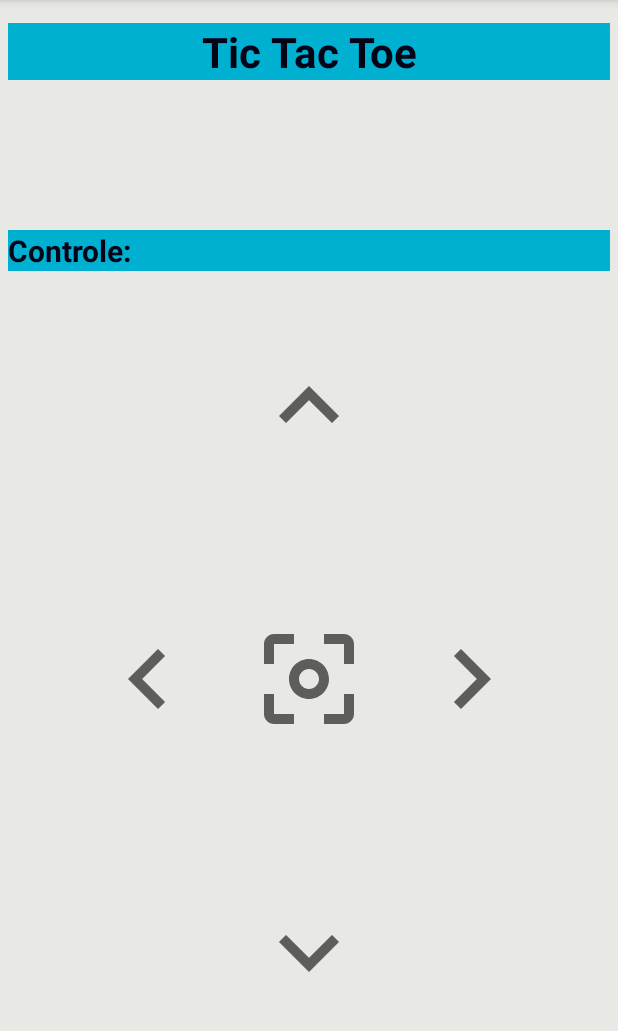
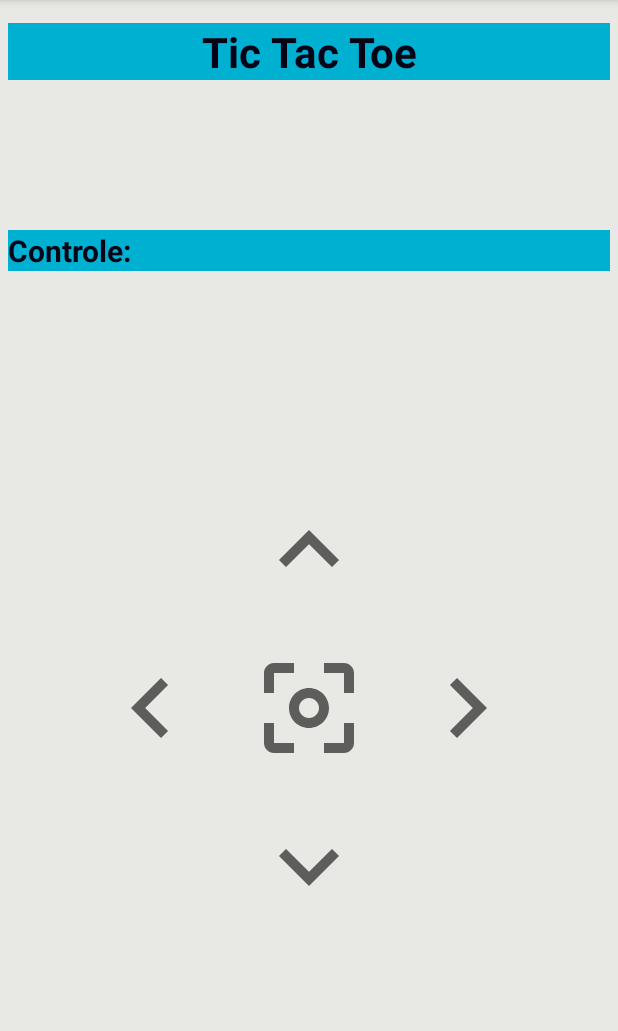
Before and after one commit to jp-turra/mural_interativo_ttc, an Android app: the screen it shows after launch (MainActivity), after a tap on "Conectar Bluetooth", on a phone screen of 412 x 824 dp, the part 84-1115 px from its top. Run offline under Robolectric (Android 15) with nearby library versions, the phone set to English and light mode, and no system bars.

Commit message:
Implementação parcial da conexão bluetooth
Foi implementado as permissões, verificação do bluetooth e parcialmente a conexão com outros dispositivos

```diff
--- /dev/null
+++ b/Android/app/src/main/java/com/novacasa/tictactoe_controller/BluetoothService.java
@@ -0,0 +1,70 @@
+package com.novacasa.tictactoe_controller;
+
+import android.app.Activity;
+import android.bluetooth.BluetoothAdapter;
+import android.bluetooth.BluetoothClass;
+import android.bluetooth.BluetoothDevice;
+import android.content.Context;
+import android.content.Intent;
+import android.util.ArrayMap;
+import android.util.Log;
+import android.widget.Toast;
+
+import java.util.ArrayList;
+import java.util.Dictionary;
+import java.util.List;
+import java.util.Set;
+
+public class BluetoothService {
+
+    private final static String TAG = "BluetoothService";
+
+    private BluetoothAdapter bluetoothAdapter;
+    private Context context;
+
+    public BluetoothService (Context context) {
+        this.bluetoothAdapter = BluetoothAdapter.getDefaultAdapter();
+        this.context = context;
+    }
+    // TODO: Fazer verificação de mudança de estado do BT, utilizar broadcast.
+
+    public boolean isBluetoothSupported () {
+        boolean hold = false;
+
+        if(bluetoothAdapter != null){
+            hold = true;
+        }else {
+            Log.w(TAG, "Device doesn't have support for bluetooth.\nbltAdapter="+bluetoothAdapter);
+        }
+
+        return hold;
+    }
+
+    public void isBluetoothEnable (Activity activity, int REQUEST_ENABLE_BT){
+        if (!bluetoothAdapter.isEnabled()) {
+            Intent enableBtIntent = new Intent(BluetoothAdapter.ACTION_REQUEST_ENABLE);
+            activity.startActivityForResult(enableBtIntent, REQUEST_ENABLE_BT);
+        }
+    }
+
+    public void getPairedDevices () {
+        Set<BluetoothDevice> pairedDevices = bluetoothAdapter.getBondedDevices();
+        List<String> deviceList = new ArrayList<>();
+        List<String> deviceMacList = new ArrayList<>();
+        if (pairedDevices.size() > 0) {
+            // There are paired devices. Get the name and address of each paired device.
+            for (BluetoothDevice device : pairedDevices) {
+                deviceList.add(device.getName());
+                deviceMacList.add(device.getAddress()); // MAC address
+            }
+
+        }
+
+    }
+    public void searchDevice () {
+        bluetoothAdapter.startDiscovery();
+
+    }
+
+
+}
--- a/Android/app/src/main/java/com/novacasa/tictactoe_controller/MainActivity.java
+++ b/Android/app/src/main/java/com/novacasa/tictactoe_controller/MainActivity.java
@@ -1,9 +1,17 @@
 package com.novacasa.tictactoe_controller;
 
 import androidx.annotation.NonNull;
+import androidx.annotation.Nullable;
 import androidx.appcompat.app.AppCompatActivity;
 
+import android.bluetooth.BluetoothAdapter;
+import android.bluetooth.BluetoothDevice;
+import android.content.BroadcastReceiver;
+import android.content.Context;
+import android.content.Intent;
+import android.content.IntentFilter;
 import android.os.Bundle;
+import android.util.Log;
 import android.view.Menu;
 import android.view.MenuInflater;
 import android.view.MenuItem;
@@ -13,7 +21,25 @@ import android.widget.Toast;
 import java.util.zip.Inflater;
 
 public class MainActivity extends AppCompatActivity {
-    ImageView buttonUp, buttonDown, buttonRight, buttonLeft, buttonAction;
+    private final static String TAG = "MainActivity";
+
+    private ImageView buttonUp, buttonDown, buttonRight, buttonLeft, buttonAction;
+
+    private BluetoothService bluetoothService;
+
+    // Create a BroadcastReceiver for ACTION_FOUND.
+    private final BroadcastReceiver receiver = new BroadcastReceiver() {
+        public void onReceive(Context context, Intent intent) {
+            String action = intent.getAction();
+            if (BluetoothDevice.ACTION_FOUND.equals(action)) {
+                // Discovery has found a device. Get the BluetoothDevice
+                // object and its info from the Intent.
+                BluetoothDevice device = intent.getParcelableExtra(BluetoothDevice.EXTRA_DEVICE);
+                String deviceName = device.getName();
+                String deviceHardwareAddress = device.getAddress(); // MAC address
+            }
+        }
+    };
 
     @Override
     public boolean onCreateOptionsMenu(Menu menu) {
@@ -25,7 +51,14 @@ public class MainActivity extends AppCompatActivity {
     @Override
     public boolean onOptionsItemSelected(@NonNull MenuItem item) {
         if (item.getItemId() == R.id.menuItemBluetoothConnect){
-            Toast.makeText(this, "Opção bluetooth em dev.", Toast.LENGTH_SHORT).show();
+            if (bluetoothService.isBluetoothSupported()){
+                Log.i(TAG,"O dispositivo suporta BT");
+                bluetoothService.isBluetoothEnable(this, 1);
+            }else{
+                Log.i(TAG,"O dispositivo não suporta BT");
+
+            }
+
         }
         return super.onOptionsItemSelected(item);
     }
@@ -35,12 +68,39 @@ public class MainActivity extends AppCompatActivity {
         super.onCreate(savedInstanceState);
         setContentView(R.layout.activity_main);
 
+        bluetoothService = new BluetoothService(this);
+
         buttonAction  = findViewById(R.id.buttonAction);
         buttonDown  = findViewById(R.id.buttonDown);
         buttonLeft  = findViewById(R.id.buttonLeft);
         buttonRight  = findViewById(R.id.buttonRight);
         buttonUp  = findViewById(R.id.buttonUp);
 
+        // Register for broadcasts when a device is discovered.
+        IntentFilter filter = new IntentFilter(BluetoothDevice.ACTION_FOUND);
+        registerReceiver(receiver, filter);
+
+        // TODO: Realizar conexão com outros dispositivos
+        // https://developer.android.com/guide/topics/connectivity/bluetooth#EnableDiscoverability
 
     }
+
+    @Override
+    protected void onActivityResult(int requestCode, int resultCode, @Nullable Intent data) {
+        super.onActivityResult(requestCode, resultCode, data);
+        if (requestCode == 1) {
+            if (resultCode == -1) {
+                Toast.makeText(this, "Bluetooth Ligado", Toast.LENGTH_SHORT).show();
+            } else {
+                Log.i(TAG, "Ação de ativar BT cancelada");
+            }
+        }
+    }
+
+    @Override
+    protected void onDestroy() {
+        super.onDestroy();
+        // Don't forget to unregister the ACTION_FOUND receiver.
+        unregisterReceiver(receiver);
+    }
 }
--- a/Android/app/src/main/res/layout/activity_main.xml
+++ b/Android/app/src/main/res/layout/activity_main.xml
@@ -11,25 +11,24 @@
         android:id="@+id/buttonUp"
         android:layout_width="80dp"
         android:layout_height="80dp"
-        android:layout_marginTop="50dp"
+        android:layout_marginBottom="25dp"
         android:rotation="-90"
-        app:layout_constraintEnd_toEndOf="parent"
-        app:layout_constraintHorizontal_bias="0.5"
-        app:layout_constraintStart_toStartOf="parent"
-        app:layout_constraintTop_toBottomOf="@+id/textView2"
+        app:layout_constraintBottom_toTopOf="@+id/buttonAction"
+        app:layout_constraintEnd_toStartOf="@+id/buttonRight"
+        app:layout_constraintHorizontal_bias="0.0"
+        app:layout_constraintStart_toStartOf="@+id/buttonAction"
         app:srcCompat="@drawable/ic_baseline_keyboard_arrow_right_24" />
 
     <ImageView
         android:id="@+id/buttonDown"
         android:layout_width="80dp"
         android:layout_height="80dp"
-        android:layout_marginBottom="40dp"
+        android:layout_marginTop="25dp"
         android:rotation="90"
-        app:layout_constraintBottom_toBottomOf="parent"
-        app:layout_constraintEnd_toEndOf="@+id/buttonUp"
-        app:layout_constraintStart_toStartOf="@+id/buttonUp"
-        app:layout_constraintTop_toBottomOf="@+id/buttonUp"
-        app:layout_constraintVertical_bias="0.855"
+        app:layout_constraintEnd_toStartOf="@+id/buttonRight"
+        app:layout_constraintHorizontal_bias="0.0"
+        app:layout_constraintStart_toStartOf="@+id/buttonAction"
+        app:layout_constraintTop_toBottomOf="@+id/buttonAction"
         app:srcCompat="@drawable/ic_baseline_keyboard_arrow_right_24" />
 
     <TextView
@@ -63,32 +62,30 @@
         android:id="@+id/buttonRight"
         android:layout_width="80dp"
         android:layout_height="80dp"
-        android:layout_marginEnd="25dp"
-        app:layout_constraintBottom_toTopOf="@+id/buttonDown"
-        app:layout_constraintEnd_toEndOf="parent"
-        app:layout_constraintStart_toEndOf="@+id/buttonUp"
-        app:layout_constraintTop_toBottomOf="@+id/buttonUp"
+        android:layout_marginStart="25dp"
+        app:layout_constraintBottom_toBottomOf="@+id/buttonAction"
+        app:layout_constraintStart_toEndOf="@+id/buttonAction"
+        app:layout_constraintTop_toTopOf="@+id/buttonAction"
         app:srcCompat="@drawable/ic_baseline_keyboard_arrow_right_24" />
 
     <ImageView
         android:id="@+id/buttonLeft"
         android:layout_width="80dp"
         android:layout_height="80dp"
-        android:layout_marginStart="25dp"
+        android:layout_marginEnd="25dp"
         android:rotation="180"
-        app:layout_constraintBottom_toBottomOf="@+id/buttonRight"
-        app:layout_constraintEnd_toStartOf="@+id/buttonUp"
-        app:layout_constraintStart_toStartOf="parent"
-        app:layout_constraintTop_toTopOf="@+id/buttonRight"
+        app:layout_constraintBottom_toBottomOf="@+id/buttonAction"
+        app:layout_constraintEnd_toStartOf="@+id/buttonAction"
+        app:layout_constraintTop_toTopOf="@+id/buttonAction"
         app:srcCompat="@drawable/ic_baseline_keyboard_arrow_right_24" />
 
     <ImageView
         android:id="@+id/buttonAction"
         android:layout_width="wrap_content"
         android:layout_height="wrap_content"
-        app:layout_constraintBottom_toBottomOf="@+id/buttonLeft"
-        app:layout_constraintEnd_toEndOf="@+id/buttonUp"
-        app:layout_constraintStart_toStartOf="@+id/buttonDown"
-        app:layout_constraintTop_toTopOf="@+id/buttonRight"
+        app:layout_constraintBottom_toBottomOf="parent"
+        app:layout_constraintEnd_toEndOf="parent"
+        app:layout_constraintStart_toStartOf="parent"
+        app:layout_constraintTop_toBottomOf="@+id/textView2"
         app:srcCompat="@drawable/ic_baseline_center_focus_weak_24" />
 </androidx.constraintlayout.widget.ConstraintLayout>
```
Also changed, not shown: Android/app/src/main/AndroidManifest.xml (+6 -1 lines), 2 other files.
